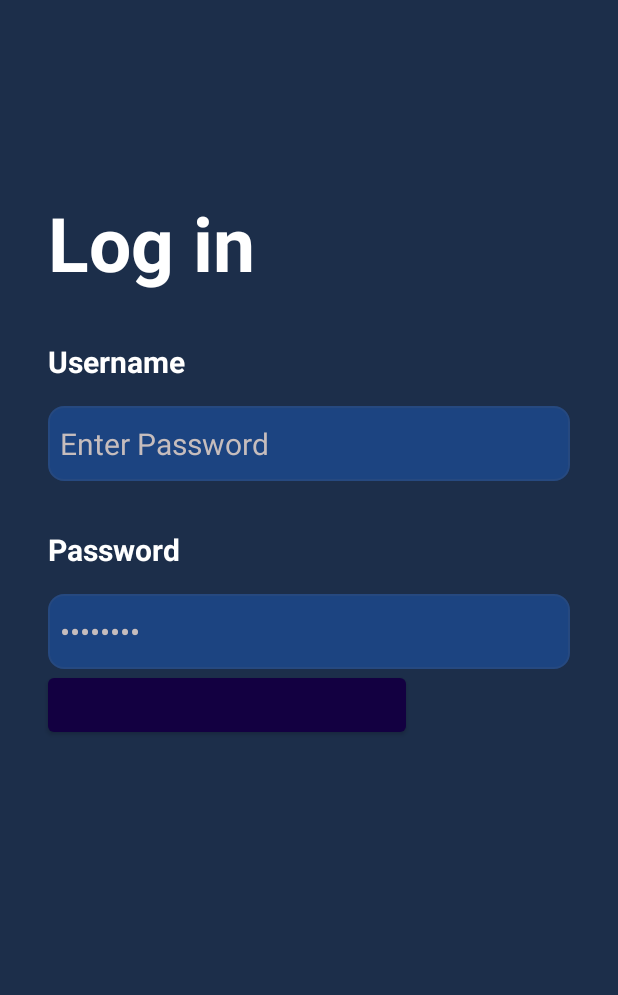
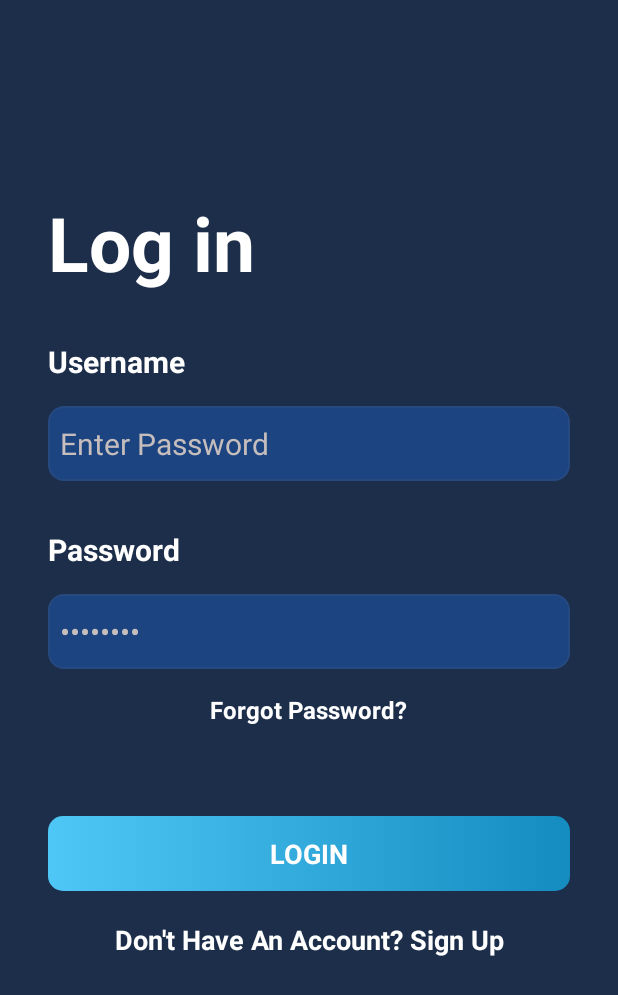
Before and after one commit to heistejiri/E-commerce-Android-App, an Android app: the LoginActivity screen opened directly, with no data from a screen before it, on a phone screen of 412 x 824 dp. Shown: the top 995 px of the screen. Run offline under Robolectric (Android 15) with nearby library versions, the phone set to English and light mode, and no system bars.

Commit message:
Update activity_login.xml

```diff
--- a/app/src/main/res/layout/activity_login.xml
+++ b/app/src/main/res/layout/activity_login.xml
@@ -86,17 +86,39 @@
         android:text="Forgot Password?"
         android:textColor="@color/white"
         android:textSize="16sp"
+        android:textStyle="bold"
         android:layout_marginTop="16dp"
         app:layout_constraintEnd_toEndOf="@+id/editPassWord"
         app:layout_constraintStart_toStartOf="@+id/editPassWord"
         app:layout_constraintTop_toBottomOf="@+id/editPassWord"/>
 
-    <Button
+    <androidx.appcompat.widget.AppCompatButton
+        android:id="@+id/logInButton"
         android:layout_width="0dp"
+        android:layout_height="50dp"
+        android:background="@drawable/button_background"
+        style="@android:style/Widget.Button"
+        android:text="LOGIN"
+        android:textColor="@color/white"
+        android:textSize="18sp"
+        android:textStyle="bold"
+        android:layout_marginTop="60dp"
+        app:layout_constraintEnd_toEndOf="@+id/editPassWord"
+        app:layout_constraintStart_toStartOf="@+id/editPassWord"
+        app:layout_constraintTop_toBottomOf="@+id/forgotPassword"/>
+
+    <TextView
+        android:id="@+id/signUpButton"
+        android:layout_width="wrap_content"
         android:layout_height="wrap_content"
-        app:layout_constraintEnd_toEndOf="@+id/forgotPassword"
+        android:text="Don't Have An Account? Sign Up"
+        android:textColor="@color/white"
+        android:textSize="18sp"
+        android:textStyle="bold"
+        android:layout_marginTop="20dp"
+        app:layout_constraintEnd_toEndOf="@+id/editPassWord"
         app:layout_constraintStart_toStartOf="@+id/editPassWord"
-        app:layout_constraintTop_toBottomOf="@+id/editPassWord"/>
+        app:layout_constraintTop_toBottomOf="@+id/logInButton"/>
 
 
 
```
